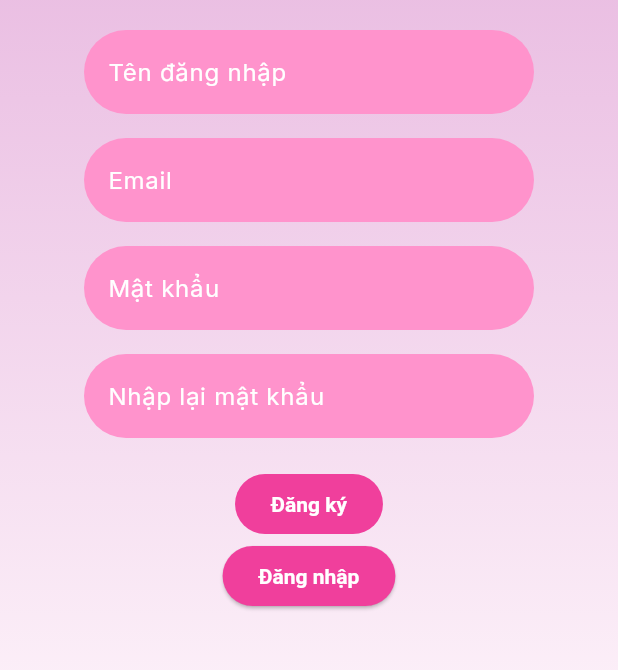
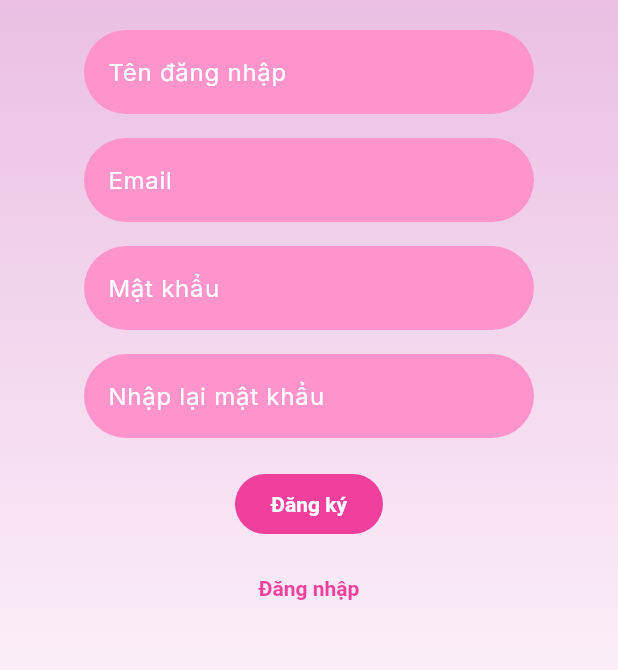
Before and after one commit to cnpmkma/money_manager_frontend, a Flutter app: the screen it shows after launch, after a tap on "Đăng nhập", after a tap on "Đăng ký ngay", on a phone screen of 412 x 824 dp, the part 420-1090 px from its top. Run offline on Flutter 3.47's test engine with Material 3 defaults, Android fonts, the light colour scheme and no system bars; our stand-ins replace dio, fl_chart, flutter_dotenv, google_fonts, shared_preferences; network calls fail; Roboto replaces fonts that are missing (Aclonica).

Commit message:
refactor login register

```diff
--- a/lib/pages/login_page.dart
+++ b/lib/pages/login_page.dart
@@ -1,7 +1,6 @@
 import 'package:flutter/material.dart';
 import 'package:google_fonts/google_fonts.dart';
 import '../services/auth_service.dart';
-import 'package:shared_preferences/shared_preferences.dart';
 
 class Login extends StatefulWidget {
   const Login({super.key});
@@ -32,34 +31,64 @@ class _LoginState extends State<Login> {
       );
 
       if (result['success'] == true) {
-        // Show snackbar success
+        // Show success snackbar floating
         ScaffoldMessenger.of(context).showSnackBar(
           SnackBar(
             content: Text(result['message']),
             backgroundColor: Colors.green,
             behavior: SnackBarBehavior.floating,
+            margin: const EdgeInsets.all(16),
           ),
         );
 
-        // Điều hướng sang Main
+        await Future.delayed(const Duration(milliseconds: 500));
+
         Navigator.pushReplacementNamed(context, '/main');
       } else {
-        // Show snackbar lỗi
-        ScaffoldMessenger.of(context).showSnackBar(
-          SnackBar(
-            content: Text(result['message']),
-            backgroundColor: Colors.red,
-          ),
-        );
+        _showErrorSnack(result['message']);
       }
     } catch (e) {
-      ScaffoldMessenger.of(context).showSnackBar(
-        SnackBar(
-          content: Text("Có lỗi xảy ra: ${e.toString()}"),
-          backgroundColor: Colors.red,
+      _showErrorSnack("Có lỗi xảy ra: ${e.toString()}");
+    }
+  }
+
+  void _showErrorSnack(String message) {
+    ScaffoldMessenger.of(context).showSnackBar(
+      SnackBar(
+        content: Text(message),
+        backgroundColor: Colors.red,
+        behavior: SnackBarBehavior.floating,
+        margin: const EdgeInsets.all(16),
+      ),
+    );
+  }
+
+  Widget _buildTextField({
+    required TextEditingController controller,
+    required String hint,
+    bool obscureText = false,
+  }) {
+    return SizedBox(
+      width: 300,
+      child: TextFormField(
+        controller: controller,
+        obscureText: obscureText,
+        decoration: InputDecoration(
+          hintText: hint,
+          hintStyle: const TextStyle(color: Colors.white, fontSize: 16),
+          filled: true,
+          fillColor: const Color(0xFFFF93CC),
+          border: OutlineInputBorder(
+            borderRadius: BorderRadius.circular(30),
+            borderSide: BorderSide.none,
+          ),
         ),
-      );
-    }
+        style: const TextStyle(color: Colors.white, fontSize: 16),
+        cursorColor: Colors.white,
+        validator: (value) =>
+            (value == null || value.isEmpty) ? "$hint không được để trống." : null,
+      ),
+    );
   }
 
   @override
@@ -68,7 +97,7 @@ class _LoginState extends State<Login> {
       body: Container(
         width: double.infinity,
         height: double.infinity,
-        decoration: BoxDecoration(
+        decoration: const BoxDecoration(
           gradient: LinearGradient(
             colors: [Color(0xFFE0A2D6), Color(0xFFFFF8FC)],
             begin: Alignment.topCenter,
@@ -76,124 +105,64 @@ class _LoginState extends State<Login> {
           ),
         ),
         child: SingleChildScrollView(
+          padding: const EdgeInsets.symmetric(vertical: 100),
           child: Column(
             children: [
-              SizedBox(height: 100),
               Image.asset("assets/money_logo.png"),
-              SizedBox(height: 12),
+              const SizedBox(height: 12),
               Text(
                 "Money Mate",
                 style: GoogleFonts.aclonica(
                   fontSize: 36,
                   fontWeight: FontWeight.bold,
-                  color: Color(0xFF444B3C),
+                  color: const Color(0xFF444B3C),
                 ),
               ),
-              SizedBox(height: 20),
+              const SizedBox(height: 20),
               Form(
                 key: _formKey,
                 child: Column(
                   children: [
-                    // email
-                    SizedBox(
-                      width: 300,
-                      child: TextFormField(
-                        controller: _usernameController,
-                        keyboardType: TextInputType.emailAddress,
-                        decoration: InputDecoration(
-                          hintText: "Tên đăng nhập",
-                          hintStyle: TextStyle(
-                            color: Colors.white,
-                            fontSize: 16,
-                          ),
-                          filled: true,
-                          fillColor: Color(0xFFFF93CC),
-                          border: OutlineInputBorder(
-                            borderRadius: BorderRadius.circular(30),
-                            borderSide: BorderSide.none,
-                          ),
-                        ),
-                        style: TextStyle(color: Colors.white, fontSize: 16),
-                        cursorColor: Colors.white,
-                        validator: (value) {
-                          if (value == null || value.isEmpty) {
-                            return "Tên đăng nhập không được để trống.";
-                          }
-                          return null;
-                        },
-                      ),
-                    ),
-                    SizedBox(height: 16),
-                    // password
-                    SizedBox(
-                      width: 300,
-                      child: TextFormField(
-                        controller: _passwordController,
-                        obscureText: true,
-                        decoration: InputDecoration(
-                          hintText: "Mật khẩu",
-                          hintStyle: TextStyle(
-                            color: Colors.white,
-                            fontSize: 16,
-                          ),
-                          filled: true,
-                          fillColor: Color(0xFFFF93CC),
-                          border: OutlineInputBorder(
-                            borderRadius: BorderRadius.circular(30),
-                            borderSide: BorderSide.none,
-                          ),
-                        ),
-                        style: TextStyle(color: Colors.white, fontSize: 16),
-                        cursorColor: Colors.white,
-                        validator: (value) {
-                          if (value == null || value.isEmpty) {
-                            return "Mật khẩu không được để trống.";
-                          }
-                          return null;
-                        },
-                      ),
-                    ),
+                    _buildTextField(controller: _usernameController, hint: "Tên đăng nhập"),
+                    const SizedBox(height: 16),
+                    _buildTextField(
+                        controller: _passwordController, hint: "Mật khẩu", obscureText: true),
                   ],
                 ),
               ),
-              SizedBox(height: 28),
+              const SizedBox(height: 28),
               ElevatedButton(
                 onPressed: _handleLogin,
                 style: ElevatedButton.styleFrom(
-                  backgroundColor: Color(0xFFF03F9C),
+                  backgroundColor: const Color(0xFFF03F9C),
                   foregroundColor: Colors.white,
-                  padding: EdgeInsets.symmetric(horizontal: 40, vertical: 14),
+                  padding:
+                      const EdgeInsets.symmetric(horizontal: 40, vertical: 14),
                   shape: RoundedRectangleBorder(
                     borderRadius: BorderRadius.circular(30),
                   ),
-                  textStyle: TextStyle(
+                  textStyle: const TextStyle(
                     fontSize: 20,
                     fontWeight: FontWeight.bold,
                   ),
                 ),
-                child: Text("Đăng nhập"),
+                child: const Text("Đăng nhập"),
               ),
-              SizedBox(height: 16),
-              Column(
+              const SizedBox(height: 16),
+              Row(
                 mainAxisAlignment: MainAxisAlignment.center,
                 children: [
-                  Text("Bạn chưa có tài khoản?"),
-                  ElevatedButton(
-                    onPressed: () {
-                      Navigator.pushNamed(context, "/register");
-                    },
-                    style: ElevatedButton.styleFrom(
-                      backgroundColor: Color(0xFFF03F9C),
-                      foregroundColor: Colors.white,
-                      textStyle: TextStyle(
+                  const Text("Bạn chưa có tài khoản? "),
+                  TextButton(
+                    onPressed: () => Navigator.pushNamed(context, "/register"),
+                    style: TextButton.styleFrom(
+                      foregroundColor: const Color(0xFFF03F9C),
+                      textStyle: const TextStyle(
                         fontWeight: FontWeight.bold,
                         fontSize: 14,
                       ),
-                      shape: RoundedRectangleBorder(
-                        borderRadius: BorderRadius.circular(30),
-                      ),
                     ),
-                    child: Text("Đăng ký ngay"),
+                    child: const Text("Đăng ký ngay"),
                   ),
                 ],
               ),
--- a/lib/pages/main_layout.dart
+++ b/lib/pages/main_layout.dart
@@ -39,7 +39,6 @@ class _MainLayoutState extends State<MainLayout> {
   void _goTo(MainPage page) {
     setState(() => _currentPage = page);
 
-    // chỉ jumpToPage khi PageController attached
     if (page != MainPage.walletList && _pageController.hasClients) {
       _pageController.jumpToPage(_mainPageIndex(page));
     }
@@ -53,7 +52,6 @@ class _MainLayoutState extends State<MainLayout> {
     );
   }
 
-  // Map MainPage -> PageView index (skip placeholder)
   int _mainPageIndex(MainPage page) {
     switch (page) {
       case MainPage.home:
@@ -120,7 +118,7 @@ class _MainLayoutState extends State<MainLayout> {
             ),
       floatingActionButton: FloatingActionButton(
         shape: const CircleBorder(),
-        backgroundColor: Colors.green,
+        backgroundColor: Colors.pinkAccent,
         onPressed: _openAddTransaction,
         child: const Icon(Icons.add, size: 32, color: Colors.white),
       ),
--- a/lib/pages/register_page.dart
+++ b/lib/pages/register_page.dart
@@ -10,40 +10,13 @@ class Register extends StatefulWidget {
 }
 
 class _RegisterState extends State<Register> {
-  final _formGlobalKey = GlobalKey<FormState>();
-
-  // Thêm controller cho tất cả field
+  final _formKey = GlobalKey<FormState>();
   final _usernameController = TextEditingController();
   final _emailController = TextEditingController();
   final _passwordController = TextEditingController();
   final _confirmPasswordController = TextEditingController();
 
   bool _isLoading = false;
-
-  void _register() async {
-    if (!_formGlobalKey.currentState!.validate()) return;
-
-    setState(() => _isLoading = true);
-
-    final result = await AuthService.register(
-      username: _usernameController.text,
-      email: _emailController.text,
-      password: _passwordController.text,
-    );
-
-    setState(() => _isLoading = false);
-
-    ScaffoldMessenger.of(context).showSnackBar(
-      SnackBar(
-        content: Text(result['message']),
-        backgroundColor: result['success'] ? Colors.green : Colors.red,
-      ),
-    );
-
-    if (result['success']) {
-      Navigator.pop(context);
-    }
-  }
 
   @override
   void dispose() {
@@ -54,13 +27,75 @@ class _RegisterState extends State<Register> {
     super.dispose();
   }
 
+  void _showSnackBar(String message, {bool success = true}) {
+    ScaffoldMessenger.of(context).showSnackBar(
+      SnackBar(
+        content: Text(message),
+        backgroundColor: success ? Colors.green : Colors.red,
+        behavior: SnackBarBehavior.floating,
+        margin: const EdgeInsets.all(16),
+      ),
+    );
+  }
+
+  Future<void> _register() async {
+    if (!_formKey.currentState!.validate()) return;
+
+    setState(() => _isLoading = true);
+
+    final result = await AuthService.register(
+      username: _usernameController.text.trim(),
+      email: _emailController.text.trim(),
+      password: _passwordController.text.trim(),
+    );
+
+    setState(() => _isLoading = false);
+
+    _showSnackBar(result['message'], success: result['success']);
+
+    if (result['success']) {
+      // Delay để snackbar hiển thị trước khi pop
+      await Future.delayed(const Duration(milliseconds: 500));
+      Navigator.pop(context);
+    }
+  }
+
+  Widget _buildTextField({
+    required String label,
+    TextEditingController? controller,
+    bool obscureText = false,
+    TextInputType? keyboardType,
+    String? Function(String?)? validator,
+  }) {
+    return SizedBox(
+      width: 300,
+      child: TextFormField(
+        controller: controller,
+        obscureText: obscureText,
+        keyboardType: keyboardType,
+        decoration: InputDecoration(
+          label: Text(label, style: const TextStyle(color: Colors.white, fontSize: 16)),
+          filled: true,
+          fillColor: const Color(0xFFFF93CC),
+          border: OutlineInputBorder(
+            borderRadius: BorderRadius.circular(30),
+            borderSide: BorderSide.none,
+          ),
+        ),
+        style: const TextStyle(color: Colors.white, fontSize: 16),
+        cursorColor: Colors.white,
+        validator: validator,
+      ),
+    );
+  }
+
   @override
   Widget build(BuildContext context) {
     return Scaffold(
       body: Container(
         width: double.infinity,
         height: double.infinity,
-        decoration: BoxDecoration(
+        decoration: const BoxDecoration(
           gradient: LinearGradient(
             colors: [Color(0xFFE0A2D6), Color(0xFFFFF8FC)],
             begin: Alignment.topCenter,
@@ -68,106 +103,90 @@ class _RegisterState extends State<Register> {
           ),
         ),
         child: SingleChildScrollView(
+          padding: const EdgeInsets.symmetric(vertical: 100),
           child: Column(
             children: [
-              SizedBox(height: 100),
               Image.asset("assets/money_logo.png"),
-              SizedBox(height: 12),
+              const SizedBox(height: 12),
               Text(
                 "Money Mate",
                 style: GoogleFonts.aclonica(
                   fontSize: 36,
                   fontWeight: FontWeight.bold,
-                  color: Color(0xFF444B3C),
+                  color: const Color(0xFF444B3C),
                 ),
               ),
-              SizedBox(height: 20),
+              const SizedBox(height: 20),
               Form(
-                key: _formGlobalKey,
+                key: _formKey,
                 child: Column(
                   children: [
-                    // Username
                     _buildTextField(
                       label: "Tên đăng nhập",
                       controller: _usernameController,
-                      validator: (value) => value == null || value.isEmpty
-                          ? "Tên đăng nhập không được để trống."
-                          : null,
+                      validator: (value) =>
+                          value == null || value.isEmpty ? "Tên đăng nhập không được để trống." : null,
                     ),
-                    SizedBox(height: 16),
-                    // Email
+                    const SizedBox(height: 16),
                     _buildTextField(
                       label: "Email",
                       controller: _emailController,
                       keyboardType: TextInputType.emailAddress,
                       validator: (value) {
-                        if (value == null || value.isEmpty)
-                          return "Email không được để trống.";
-                        final emailRegex = RegExp(
-                          r'^[\w-\.]+@([\w-]+\.)+[\w-]{2,4}$',
-                        );
-                        if (!emailRegex.hasMatch(value))
-                          return "Email không hợp lệ.";
+                        if (value == null || value.isEmpty) return "Email không được để trống.";
+                        final emailRegex = RegExp(r'^[\w-\.]+@([\w-]+\.)+[\w-]{2,4}$');
+                        if (!emailRegex.hasMatch(value)) return "Email không hợp lệ.";
                         return null;
                       },
                     ),
-                    SizedBox(height: 16),
-                    // Password
+                    const SizedBox(height: 16),
                     _buildTextField(
                       label: "Mật khẩu",
+                      controller: _passwordController,
                       obscureText: true,
-                      controller: _passwordController,
                       validator: (value) {
-                        if (value == null || value.isEmpty)
-                          return "Mật khẩu không được để trống.";
-                        if (value.length < 6)
-                          return "Mật khẩu phải có ít nhất 6 ký tự.";
+                        if (value == null || value.isEmpty) return "Mật khẩu không được để trống.";
+                        if (value.length < 6) return "Mật khẩu phải có ít nhất 6 ký tự.";
                         return null;
                       },
                     ),
-                    SizedBox(height: 16),
-                    // Confirm password
+                    const SizedBox(height: 16),
                     _buildTextField(
                       label: "Nhập lại mật khẩu",
+                      controller: _confirmPasswordController,
                       obscureText: true,
-                      controller: _confirmPasswordController,
                       validator: (value) {
-                        if (value == null || value.isEmpty)
-                          return "Vui lòng nhập lại mật khẩu.";
-                        if (value != _passwordController.text)
-                          return "Mật khẩu không khớp.";
+                        if (value == null || value.isEmpty) return "Vui lòng nhập lại mật khẩu.";
+                        if (value != _passwordController.text) return "Mật khẩu không khớp.";
                         return null;
                       },
                     ),
-                    SizedBox(height: 20),
+                    const SizedBox(height: 20),
                     _isLoading
-                        ? CircularProgressIndicator()
+                        ? const CircularProgressIndicator()
                         : FilledButton(
                             onPressed: _register,
                             style: FilledButton.styleFrom(
-                              backgroundColor: Color(0xFFF03F9C),
+                              backgroundColor: const Color(0xFFF03F9C),
                               foregroundColor: Colors.white,
-                              textStyle: TextStyle(
+                              textStyle: const TextStyle(
                                 fontWeight: FontWeight.bold,
                                 fontSize: 14,
                               ),
                             ),
-                            child: Text("Đăng ký"),
+                            child: const Text("Đăng ký"),
                           ),
-                    ElevatedButton(
+                    const SizedBox(height: 8),
+                    TextButton(
                       onPressed: () => Navigator.pop(context),
-                      style: ElevatedButton.styleFrom(
-                        backgroundColor: const Color(0xFFF03F9C),
-                        foregroundColor: Colors.white,
+                      style: TextButton.styleFrom(
+                        foregroundColor: const Color(0xFFF03F9C),
                         textStyle: const TextStyle(
                           fontWeight: FontWeight.bold,
                           fontSize: 14,
                         ),
-                        shape: RoundedRectangleBorder(
-                          borderRadius: BorderRadius.circular(30),
-                        ),
                       ),
-                      child: Text("Đăng nhập"),
+                      child: const Text("Đăng nhập"),
                     ),
                   ],
                 ),
@@ -178,36 +197,4 @@ class _RegisterState extends State<Register> {
       ),
     );
   }
-
-  Widget _buildTextField({
-    required String label,
-    bool obscureText = false,
-    TextEditingController? controller,
-    TextInputType? keyboardType,
-    String? Function(String?)? validator,
-  }) {
-    return SizedBox(
-      width: 300,
-      child: TextFormField(
-        controller: controller,
-        obscureText: obscureText,
-        keyboardType: keyboardType,
-        decoration: InputDecoration(
-          label: Text(
-            label,
-            style: TextStyle(color: Colors.white, fontSize: 16),
-          ),
-          filled: true,
-          fillColor: Color(0xFFFF93CC),
-          border: OutlineInputBorder(
-            borderRadius: BorderRadius.circular(30),
-            borderSide: BorderSide.none,
-          ),
-        ),
-        style: TextStyle(color: Colors.white, fontSize: 16),
-        cursorColor: Colors.white,
-        validator: validator,
-      ),
-    );
-  }
 }
--- a/lib/theme.dart
+++ b/lib/theme.dart
@@ -2,13 +2,13 @@ import 'package:flutter/material.dart';
 import 'package:google_fonts/google_fonts.dart';
 
 final ThemeData appTheme = ThemeData(
-  primarySwatch: Colors.green,
+  primarySwatch: Colors.pink,
   textTheme: GoogleFonts.interTextTheme(),
   scaffoldBackgroundColor: Colors.grey[100],
   bottomNavigationBarTheme: BottomNavigationBarThemeData(
-    backgroundColor: Colors.white,
-    selectedItemColor: Colors.green,
-    unselectedItemColor: Colors.grey,
+    backgroundColor: Color(0xFFF49BAB),
+    selectedItemColor: Colors.pinkAccent,
+    unselectedItemColor: Color(0xFFFFE1E0),
     type: BottomNavigationBarType.fixed,
     showUnselectedLabels: true,
   ),
```
